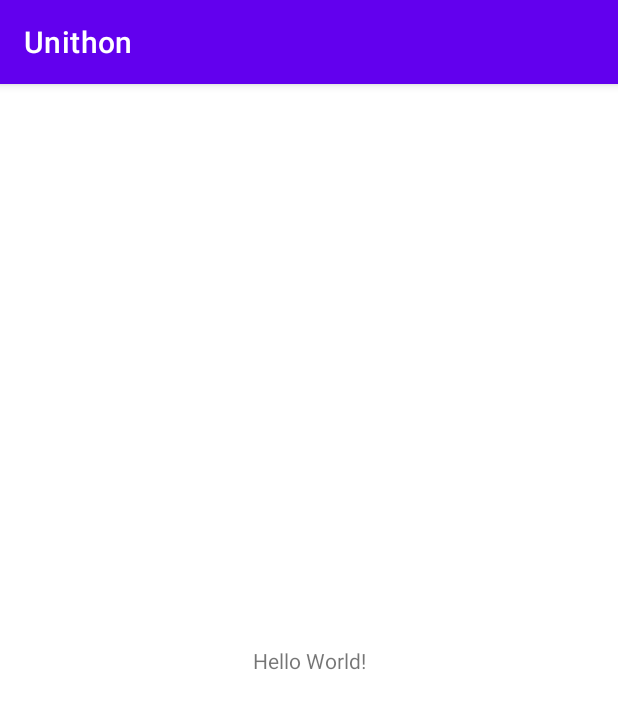
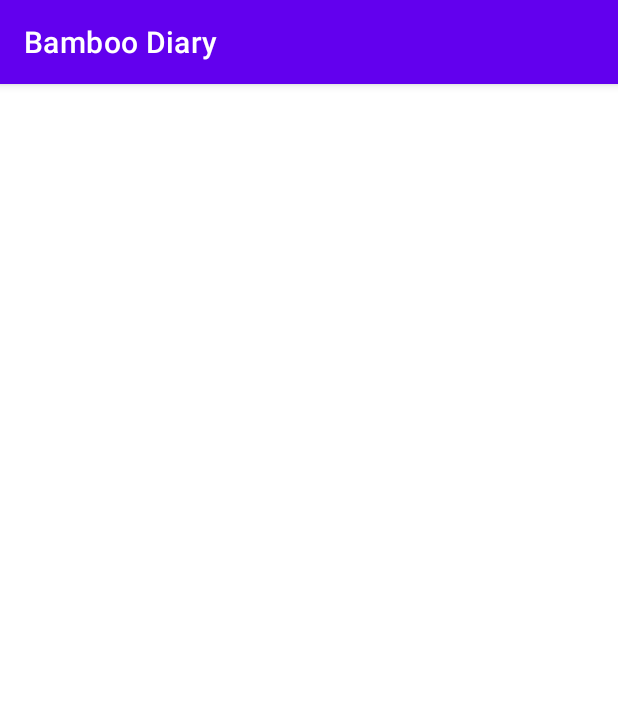
Before and after one commit to iamagirl99/Unithon-1, an Android app: the screen it shows after launch (MainActivity before the commit, HomeActivity after it), on a phone screen of 412 x 824 dp. Shown: the top 709 px of the screen. Run offline under Robolectric (Android 15) with nearby library versions, the phone set to English and light mode, and no system bars.

```diff
--- a/app/src/main/AndroidManifest.xml
+++ b/app/src/main/AndroidManifest.xml
@@ -12,6 +12,11 @@
         <activity
             android:name=".MainActivity"
             android:exported="true">
+
+        </activity>
+        <activity
+            android:name=".HomeActivity"
+            android:exported="true">
             <intent-filter>
                 <action android:name="android.intent.action.MAIN" />
 
--- /dev/null
+++ b/app/src/main/java/com/example/unithon/HomeActivity.java
@@ -0,0 +1,14 @@
+package com.example.unithon;
+
+import android.os.Bundle;
+
+import androidx.annotation.Nullable;
+import androidx.appcompat.app.AppCompatActivity;
+
+public class HomeActivity extends AppCompatActivity {
+    @Override
+    protected void onCreate(@Nullable Bundle savedInstanceState) {
+        super.onCreate(savedInstanceState);
+        setContentView(R.layout.activity_home);
+    }
+}
--- /dev/null
+++ b/app/src/main/res/layout/activity_home.xml
@@ -0,0 +1,23 @@
+<?xml version="1.0" encoding="utf-8"?>
+<androidx.drawerlayout.widget.DrawerLayout
+    xmlns:android="http://schemas.android.com/apk/res/android"
+    android:layout_height="match_parent"
+    android:layout_width="match_parent">
+    <RelativeLayout android:layout_width="match_parent"
+        android:layout_height="match_parent">
+        <androidx.appcompat.widget.Toolbar
+            android:id="@+id/toolbar"
+            android:layout_width="match_parent"
+            android:layout_height="wrap_content">
+        </androidx.appcompat.widget.Toolbar>
+    </RelativeLayout>
+
+    <LinearLayout
+        android:layout_width="match_parent"
+        android:layout_height="match_parent"
+        android:orientation="vertical">
+
+
+
+    </LinearLayout>
+</androidx.drawerlayout.widget.DrawerLayout>
--- a/app/src/main/res/values/strings.xml
+++ b/app/src/main/res/values/strings.xml
@@ -1,3 +1,6 @@
 <resources>
-    <string name="app_name">Unithon</string>
+    <string name="app_name">Bamboo Diary</string>
+    <string name="nav_header_desc">헤더 설명</string>
+    <string name="nav_header_title">제목</string>
+    <string name="nav_header_subtitle">서브</string>
 </resources>
```
Also changed, not shown: app/src/main/res/layout/nav_header.xml (added, +31 -0 lines), app/src/main/res/layout/nav_menu.xml (added, +21 -0 lines), app/src/main/res/values/dimen.xml (added, +7 -0 lines).
